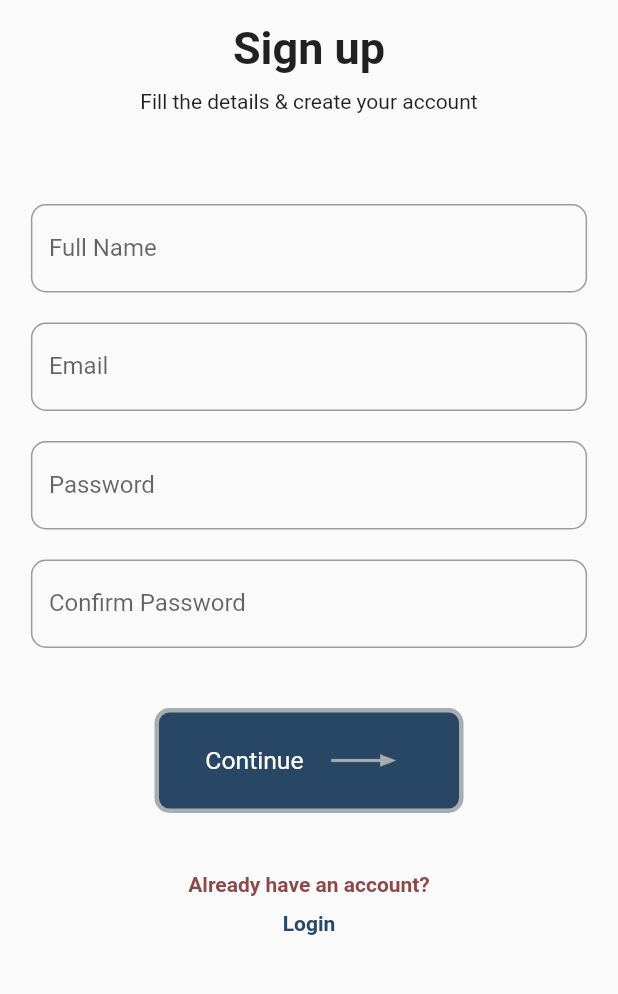
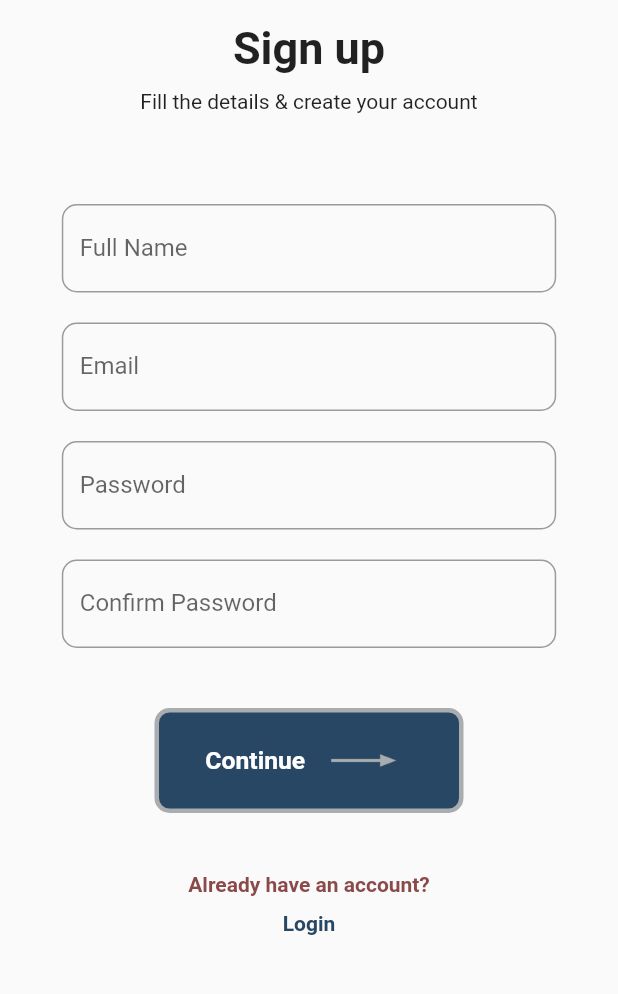
Before and after one commit to danielonettey/workload_mobile_app, a Flutter app: the SignupPage screen opened directly, on a phone screen of 412 x 824 dp, the part 128-1122 px from its top. Run offline on Flutter 3.47's test engine with Material 2 defaults, Android fonts, the phone set to English and light mode, and no system bars.

```diff
--- a/lib/signup.dart
+++ b/lib/signup.dart
@@ -12,6 +12,9 @@ class _SignupPageState extends State<SignupPage> {
     final width = MediaQuery.of(context).size.width;
     final height = MediaQuery.of(context).size.height;
     TextEditingController fullname = TextEditingController();
+    TextEditingController email = TextEditingController();
+    TextEditingController password1 = TextEditingController();
+    TextEditingController password2 = TextEditingController();
 
 
     return Scaffold(
@@ -56,7 +59,7 @@ class _SignupPageState extends State<SignupPage> {
                     padding: EdgeInsets.only(top: 10.0)
                   ),
                   Container(
-                    width: width * 0.9,
+                    width: width * 0.8,
                     padding: EdgeInsets.only(top:60.0),
                     child: TextField(
                       controller: fullname,
@@ -70,10 +73,10 @@ class _SignupPageState extends State<SignupPage> {
                     ),
                   ),
                   Container(
-                    width: width * 0.9,
+                    width: width * 0.8,
                     padding: EdgeInsets.only(top:20.0),
                     child: TextField(
-                      controller: fullname,
+                      controller: email,
                       decoration: InputDecoration(
                       labelText: 'Email',
                       hintText: 'eg. kofiosei@gmail.com',
@@ -84,10 +87,10 @@ class _SignupPageState extends State<SignupPage> {
                     ),
                   ),
                   Container(
-                    width: width * 0.9,
+                    width: width * 0.8,
                     padding: EdgeInsets.only(top:20.0),
                     child: TextField(
-                      controller: fullname,
+                      controller: password1,
                       decoration: InputDecoration(
                       labelText: 'Password',
                       hintText: 'eg. Kofi Osei',
@@ -98,10 +101,10 @@ class _SignupPageState extends State<SignupPage> {
                     ),
                   ),
                   Container(
-                    width: width * 0.9,
+                    width: width * 0.8,
                     padding: EdgeInsets.only(top:20.0, bottom: 40.0),
                     child: TextField(
-                      controller: fullname,
+                      controller: password2,
                       decoration: InputDecoration(
                       labelText: 'Confirm Password',
                       hintText: 'eg. Kofi Osei',
@@ -139,7 +142,8 @@ class _SignupPageState extends State<SignupPage> {
                           'Continue',
                           style: TextStyle(
                               color: Colors.white,
-                              fontSize: width * 0.04
+                              fontSize: width * 0.04,
+                              fontWeight: FontWeight.bold
                           ),
                         ),
                       ),
```
Also changed, not shown: lib/finalstage.dart (+137 -3 lines), assets/icons/Vector.png (added).
